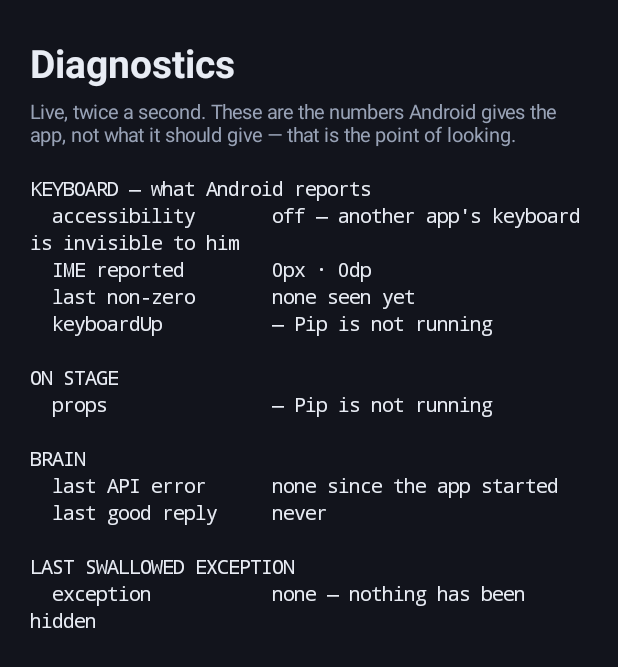
After one commit to meowstic116/Phone-Assistant, an Android app: the DiagnosticsActivity screen opened directly, with no data from a screen before it, on a phone screen of 412 x 824 dp. The commit adds this screen. Shown: the top 667 px of the screen. Run offline under Robolectric (Android 15) with nearby library versions, the phone set to English and light mode, and no system bars.

Commit message:
Show what Android actually tells the app
The keyboard work has never been checkable without a phone in hand, and swallowed exceptions
were invisible everywhere. A Diagnostics screen now reports the IME height the accessibility
service sees, whether that service is on, keyboardUp against his remembered height, where he
sits relative to the ceiling, what is out on stage, and the last API failure and last caught
exception. To make a cross-app reading possible at all, the watcher keeps the last non-zero
height and when it saw it, since a keyboard closes as soon as you leave its app.

```diff
--- a/app/build.gradle.kts
+++ b/app/build.gradle.kts
@@ -11,8 +11,8 @@ android {
         applicationId = "com.phoneassistant"
         minSdk = 26
         targetSdk = 34
-        versionCode = 56
-        versionName = "0.56"
+        versionCode = 57
+        versionName = "0.57"
     }
 
     // One committed, self-signed key signs every build, debug and release alike, so the
--- a/app/src/main/AndroidManifest.xml
+++ b/app/src/main/AndroidManifest.xml
@@ -58,6 +58,10 @@
             android:exported="false"
             android:windowSoftInputMode="adjustResize" />
 
+        <activity
+            android:name=".DiagnosticsActivity"
+            android:exported="false" />
+
         <!-- Tells the overlay where the keyboard is, whichever app it belongs to. Window
              bounds only: no window contents are ever read. -->
         <service
--- /dev/null
+++ b/app/src/main/java/com/phoneassistant/Diag.kt
@@ -0,0 +1,67 @@
+package com.phoneassistant
+
+import android.os.SystemClock
+
+/**
+ * What has gone wrong lately, kept so the diagnostics screen can show it.
+ *
+ * Two kinds of failure live here: a request the brain refused or never completed, which the
+ * user already sees in a bubble, and an exception that was swallowed to keep the overlay
+ * alive, which nobody saw. Recording the second kind is the point — a frame that throws every
+ * 33 ms used to be invisible from the inside and from the outside.
+ *
+ * Everything is in memory only. This is a readout, not a log the app depends on.
+ */
+object Diag {
+
+    /** One failure: what it was, when it first happened, and how many times since. */
+    data class Event(val text: String, val at: Long, val count: Int = 1)
+
+    /** The last refused or failed request. Null until the brain has been asked something. */
+    @Volatile
+    var lastApiError: Event? = null
+        private set
+
+    /** When a reply last came back successfully, on the uptime clock. */
+    @Volatile
+    var lastApiOkAt = 0L
+        private set
+
+    /** The last exception nobody reported, and a count if it keeps happening. */
+    @Volatile
+    var lastCaught: Event? = null
+        private set
+
+    /** The brain refused, or could not be reached at all. [detail] is cut to fit one screen. */
+    fun apiFailed(what: String, detail: String) {
+        val clean = detail.replace("\n", " ").trim().take(200)
+        lastApiError = Event(if (clean.isEmpty()) what else "$what · $clean", now())
+    }
+
+    fun apiOk() {
+        lastApiOkAt = now()
+    }
+
+    /**
+     * An exception nothing is going to show the user. A repeat of the same one keeps the first
+     * time — that is when it started — and counts up, so a per-frame failure reads as ×900
+     * rather than as one event that keeps changing hands.
+     */
+    fun caught(what: String, t: Throwable) {
+        val text = describe(what, t)
+        val previous = lastCaught
+        lastCaught = if (previous != null && previous.text == text) {
+            previous.copy(count = previous.count + 1)
+        } else {
+            Event(text, now())
+        }
+    }
+
+    private fun describe(what: String, t: Throwable): String {
+        val name = t.javaClass.simpleName.ifEmpty { t.javaClass.name.substringAfterLast('.') }
+        val message = t.message?.replace("\n", " ")?.trim()?.take(140).orEmpty()
+        return if (message.isEmpty()) "$what · $name" else "$what · $name: $message"
+    }
+
+    private fun now() = SystemClock.elapsedRealtime()
+}
--- /dev/null
+++ b/app/src/main/java/com/phoneassistant/DiagnosticsActivity.kt
@@ -0,0 +1,209 @@
+package com.phoneassistant
+
+import android.app.Activity
+import android.graphics.Typeface
+import android.os.Bundle
+import android.os.SystemClock
+import android.view.ViewGroup
+import android.widget.LinearLayout
+import android.widget.ScrollView
+import android.widget.TextView
+
+/**
+ * What Pip actually sees, live, twice a second.
+ *
+ * It exists because some of this app cannot be checked by reading its code. How tall the
+ * keyboard is, and whether the accessibility service is told about it at all, is a fact only
+ * a real phone can supply — a Galaxy may or may not report its keyboard as an input-method
+ * window, and the overlay's whole sideways step depends on the answer. The rest of the screen
+ * exists for the same reason: a swallowed exception that keeps the overlay alive is invisible
+ * everywhere else.
+ *
+ * Nothing here is remembered between runs, and nothing is sent anywhere.
+ */
+class DiagnosticsActivity : Activity() {
+
+    private lateinit var readout: TextView
+
+    /** Keeps the numbers live while the screen is open, and stops when it is not. */
+    private val ticker = object : Runnable {
+        override fun run() {
+            readout.text = report()
+            readout.postDelayed(this, REFRESH_MS)
+        }
+    }
+
+    override fun onCreate(savedInstanceState: Bundle?) {
+        super.onCreate(savedInstanceState)
+
+        readout = TextView(this).apply {
+            typeface = Typeface.MONOSPACE
+            textSize = 13f
+            setTextColor(getColor(R.color.text))
+            // Selectable so a value can be copied out rather than read aloud and mistyped.
+            setTextIsSelectable(true)
+            setLineSpacing(dp(3f).toFloat(), 1f)
+        }
+
+        val column = LinearLayout(this).apply {
+            orientation = LinearLayout.VERTICAL
+            setPadding(dp(20f), dp(24f), dp(20f), dp(24f))
+            addView(TextView(this@DiagnosticsActivity).apply {
+                text = "Diagnostics"
+                textSize = 26f
+                setTextColor(getColor(R.color.text))
+                setTypeface(typeface, Typeface.BOLD)
+            })
+            addView(TextView(this@DiagnosticsActivity).apply {
+                text = "Live, twice a second. These are the numbers Android gives the app, " +
+                    "not what it should give — that is the point of looking."
+                textSize = 13f
+                setTextColor(getColor(R.color.textDim))
+                setPadding(0, dp(6f), 0, dp(18f))
+            })
+            addView(
+                readout,
+                LinearLayout.LayoutParams(
+                    ViewGroup.LayoutParams.MATCH_PARENT,
+                    ViewGroup.LayoutParams.WRAP_CONTENT
+                )
+            )
+        }
+
+        setContentView(ScrollView(this).apply {
+            setBackgroundColor(getColor(R.color.bg))
+            addView(column)
+        })
+    }
+
+    override fun onResume() {
+        super.onResume()
+        readout.post(ticker)
+    }
+
+    override fun onPause() {
+        readout.removeCallbacks(ticker)
+        super.onPause()
+    }
+
+    // ------------------------------------------------------------------ the report
+
+    private fun report(): String {
+        val status = OverlayService.status()
+        val density = resources.displayMetrics.density
+        val out = StringBuilder()
+
+        fun section(title: String) {
+            if (out.isNotEmpty()) out.append('\n')
+            out.append(title).append('\n')
+        }
+
+        fun line(label: String, value: String) {
+            out.append("  ").append(label.padEnd(LABEL_WIDTH)).append(value).append('\n')
+        }
+
+        /** A long value on its own indented line, for the two things that have details. */
+        fun detail(text: String) {
+            out.append("    ").append(text).append('\n')
+        }
+
+        section("KEYBOARD — what Android reports")
+
+        val watching = ImeWatch.enabled(this)
+        line(
+            "accessibility",
+            if (watching) "on" else "off — another app's keyboard is invisible to him"
+        )
+        val ime = ImeWatch.heightPx
+        line("IME reported", "${ime}px · ${asDp(ime, density)}dp")
+        line(
+            "last non-zero",
+            if (ImeWatch.lastSeenPx == 0) "none seen yet" else
+                "${ImeWatch.lastSeenPx}px · ${asDp(ImeWatch.lastSeenPx, density)}dp · " +
+                    ago(ImeWatch.lastSeenAt)
+        )
+
+        if (status == null) {
+            line("keyboardUp", "— Pip is not running")
+        } else {
+            line("keyboardUp", if (status.keyboardUp) "YES" else "no")
+            line("remembered height", "${status.rememberedPx}px")
+            line(
+                "his ceiling",
+                if (status.rememberedPx > 0) "${status.ceilingPx}px"
+                // Before a keyboard has ever been measured this is an invented number, and
+                // saying so is the difference between a reading and a guess.
+                else "${status.ceilingPx}px — guess, never measured"
+            )
+            line("Pip y / height", "${status.petY} / ${status.petHeightPx}px")
+            val centre = status.petY + status.petHeightPx / 2
+            line("Pip centre y", "${centre}px")
+            line(
+                "clear of keyboard",
+                when {
+                    !status.keyboardUp -> "no keyboard up"
+                    centre > status.ceilingPx -> "NO — ${centre - status.ceilingPx}px under it"
+                    else -> "yes, ${status.ceilingPx - centre}px clear"
+                }
+            )
+            line(
+                "screen / inset",
+                "${status.screenWidthPx}×${status.screenHeightPx}px · bottom ${status.bottomInsetPx}px"
+            )
+        }
+
+        section("ON STAGE")
+        if (status == null) {
+            line("props", "— Pip is not running")
+        } else if (status.props.isEmpty()) {
+            line("props", "nothing")
+        } else {
+            status.props.distinct().forEach { name -> line("prop", name) }
+        }
+
+        section("BRAIN")
+        val failure = Diag.lastApiError
+        if (failure == null) {
+            line("last API error", "none since the app started")
+        } else {
+            val halves = failure.text.split(" · ", limit = 2)
+            line("last API error", "${halves[0]} · ${ago(failure.at)}")
+            halves.getOrNull(1)?.takeIf { it.isNotBlank() }?.let { detail(it) }
+        }
+        line("last good reply", ago(Diag.lastApiOkAt))
+
+        section("LAST SWALLOWED EXCEPTION")
+        val caught = Diag.lastCaught
+        if (caught == null) {
+            line("exception", "none — nothing has been hidden")
+        } else {
+            val times = if (caught.count > 1) " · ×${caught.count}" else ""
+            line("exception", ago(caught.at) + times)
+            detail(caught.text)
+        }
+
+        return out.toString()
+    }
+
+    /** "just now", "8s ago", "3m ago" — enough to tell a live fault from an old one. */
+    private fun ago(at: Long): String {
+        if (at <= 0L) return "never"
+        val ms = SystemClock.elapsedRealtime() - at
+        return when {
+            ms < 1_500L -> "just now"
+            ms < 60_000L -> "${ms / 1000}s ago"
+            ms < 3_600_000L -> "${ms / 60_000}m ago"
+            else -> "${ms / 3_600_000}h ago"
+        }
+    }
+
+    private fun asDp(px: Int, density: Float): Int =
+        if (density <= 0f) px else (px / density).toInt()
+
+    private fun dp(value: Float) = (value * resources.displayMetrics.density).toInt()
+
+    private companion object {
+        const val REFRESH_MS = 500L
+        const val LABEL_WIDTH = 20
+    }
+}
--- a/app/src/main/java/com/phoneassistant/ImeWatcher.kt
+++ b/app/src/main/java/com/phoneassistant/ImeWatcher.kt
@@ -1,8 +1,12 @@
 package com.phoneassistant
 
 import android.accessibilityservice.AccessibilityService
+import android.content.ComponentName
+import android.content.Context
 import android.content.Intent
 import android.graphics.Rect
+import android.os.SystemClock
+import android.provider.Settings
 import android.view.accessibility.AccessibilityEvent
 import android.view.accessibility.AccessibilityWindowInfo
 
@@ -71,9 +75,34 @@ object ImeWatch {
     @Volatile var heightPx = 0
         private set
 
+    /**
+     * The last keyboard height that was not zero, and when it was seen. A keyboard closes as
+     * soon as you leave the app it was open in, so without this the number is gone by the time
+     * it can be read; this keeps it until the next one.
+     */
+    @Volatile var lastSeenPx = 0
+        private set
+
+    @Volatile var lastSeenAt = 0L
+        private set
+
     @Volatile var onChange: ((Int) -> Unit)? = null
 
+    /** Whether the user has switched the service on in Settings. */
+    fun enabled(ctx: Context): Boolean {
+        val services = Settings.Secure.getString(
+            ctx.contentResolver,
+            Settings.Secure.ENABLED_ACCESSIBILITY_SERVICES
+        ) ?: return false
+        val me = ComponentName(ctx, ImeWatcher::class.java)
+        return services.split(':').any { ComponentName.unflattenFromString(it) == me }
+    }
+
     fun publish(height: Int) {
+        if (height > 0) {
+            lastSeenPx = height
+            lastSeenAt = SystemClock.elapsedRealtime()
+        }
         if (height == heightPx) return
         heightPx = height
         onChange?.invoke(height)
```
Also changed, not shown: app/src/main/java/com/phoneassistant/AssistantBrain.kt (+8 -0 lines), app/src/main/java/com/phoneassistant/MainActivity.kt (+5 -12 lines), app/src/main/java/com/phoneassistant/OverlayService.kt (+42 -1 lines), app/src/main/res/layout/activity_main.xml (+9 -0 lines), 3 other files.
